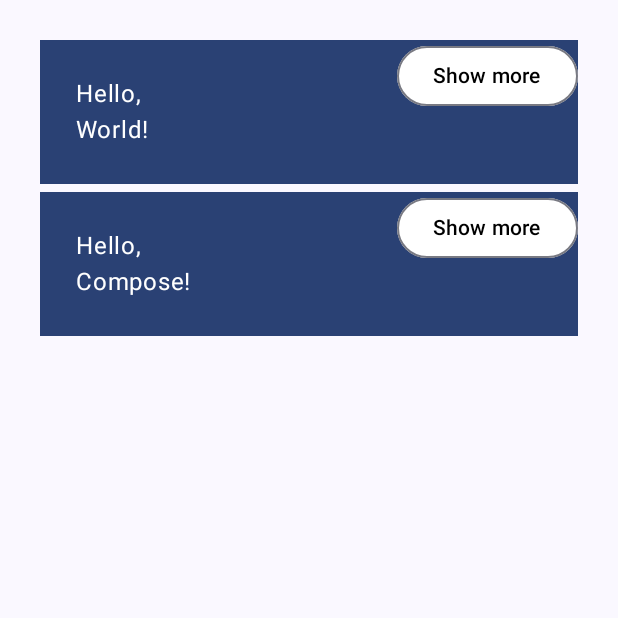
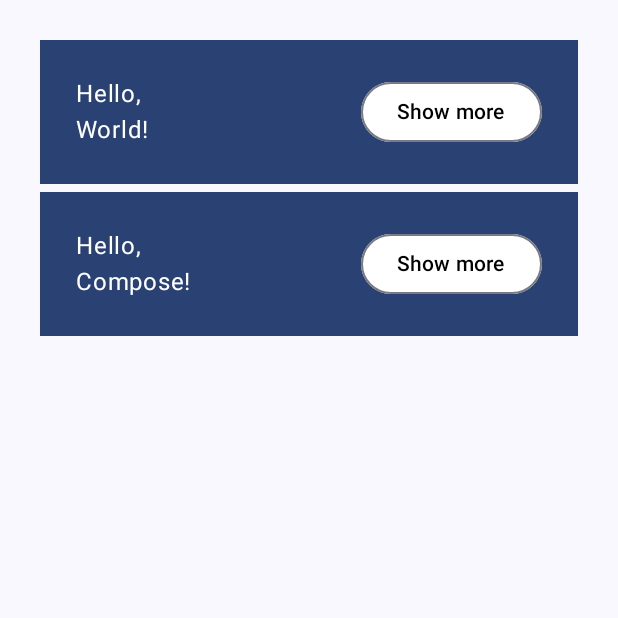
Before and after one commit to josh1n1/androidstudio, an Android app built with Jetpack Compose: the screen it shows after launch (MainActivity), on a phone screen of 412 x 824 dp, the top half of it. Run offline under Robolectric (Android 15) with nearby library versions, the phone set to English and light mode, and no system bars.

Commit message:
add modifier to row modifier

```diff
--- a/BasicsCodeLab/app/src/main/java/com/example/basicscodelab/MainActivity.kt
+++ b/BasicsCodeLab/app/src/main/java/com/example/basicscodelab/MainActivity.kt
@@ -58,8 +58,8 @@ fun Greeting(name: String, modifier: Modifier = Modifier) {
         color = MaterialTheme.colorScheme.primary,
         modifier = Modifier.padding(2.5.dp)
         ) {
-        Row {
-            Column(modifier = Modifier.padding(24.dp).weight(1f)){
+        Row (modifier = Modifier.padding(24.dp)){
+            Column(modifier = Modifier.weight(1f)){
                 Text(
                     color = Color.White,
                     text = "Hello, "
```
